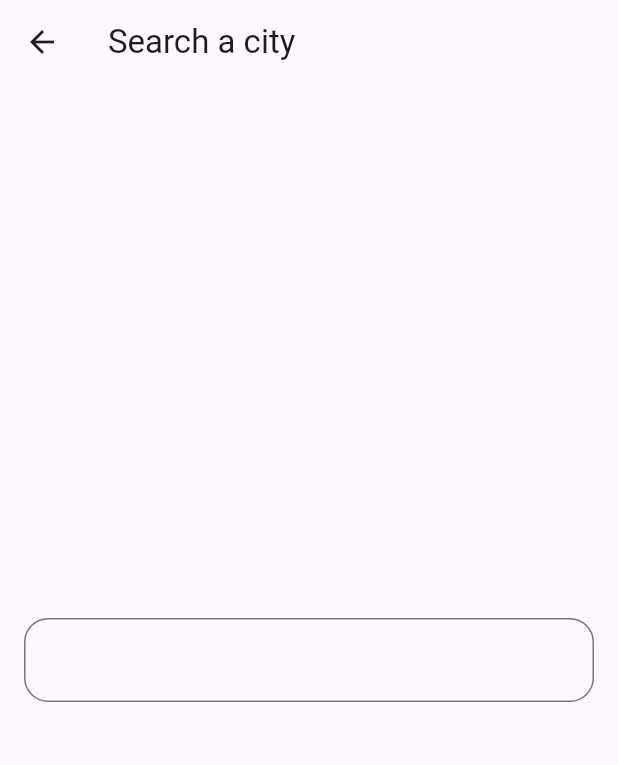
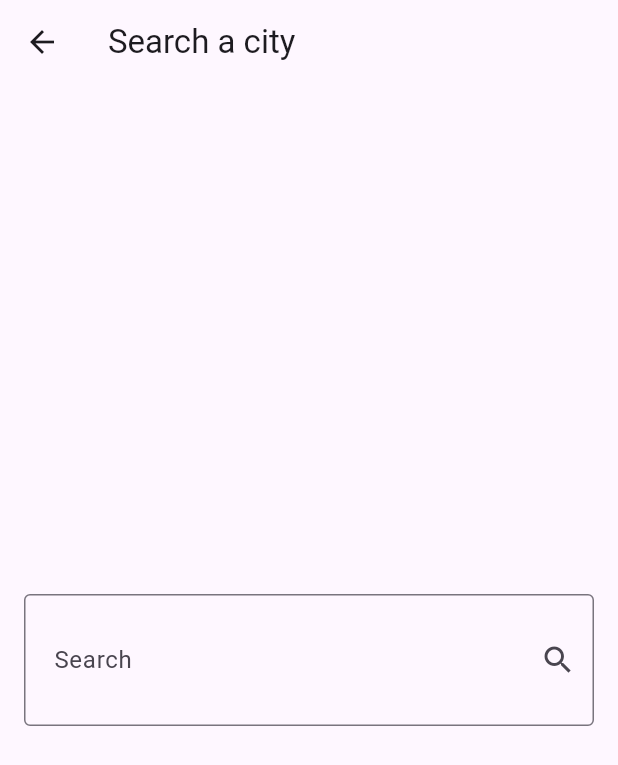
Before and after one commit to MuhamedElockly/weather_app, a Flutter app: the SearchView screen opened directly, on a phone screen of 412 x 824 dp. Shown: the top 765 px of the screen. Run offline on Flutter 3.47's test engine with Material 3 defaults, Android fonts, the phone set to English and light mode, and no system bars.

Commit message:
Add TextField

```diff
--- a/lib/screens/search_view.dart
+++ b/lib/screens/search_view.dart
@@ -11,9 +11,15 @@ class SearchView extends StatelessWidget {
         child: Padding(
           padding: const EdgeInsets.symmetric(horizontal: 16.0),
           child: TextField(
-            decoration: InputDecoration(hintText: ,
+            decoration: InputDecoration(
+              contentPadding: EdgeInsets.symmetric(
+                horizontal: 16,
+                vertical: 32,
+              ),
+              labelText: 'Search',
+              suffixIcon: Icon(Icons.search),
+              hintText: 'Enter City Name ',
               border: OutlineInputBorder(
-                borderRadius: BorderRadius.circular(16),
                 borderSide: BorderSide(color: Colors.orange),
               ),
             ),
```
